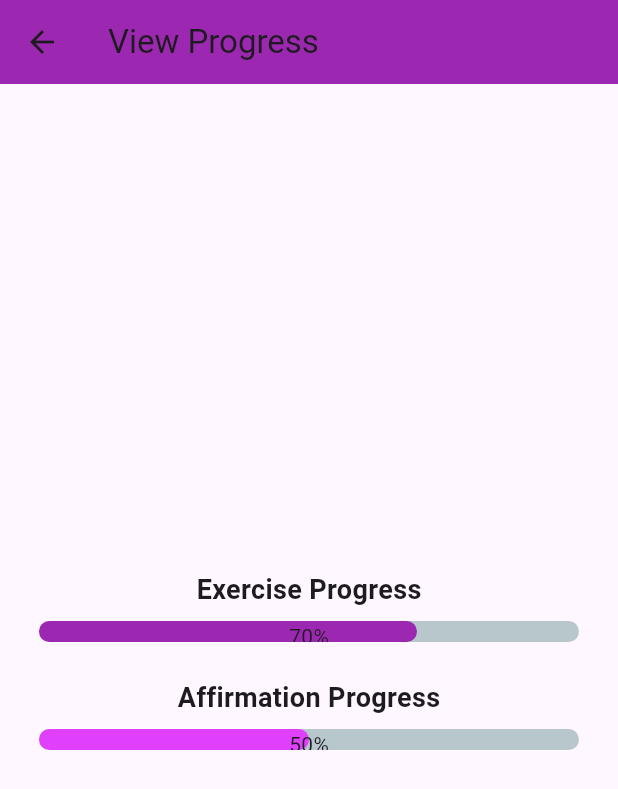
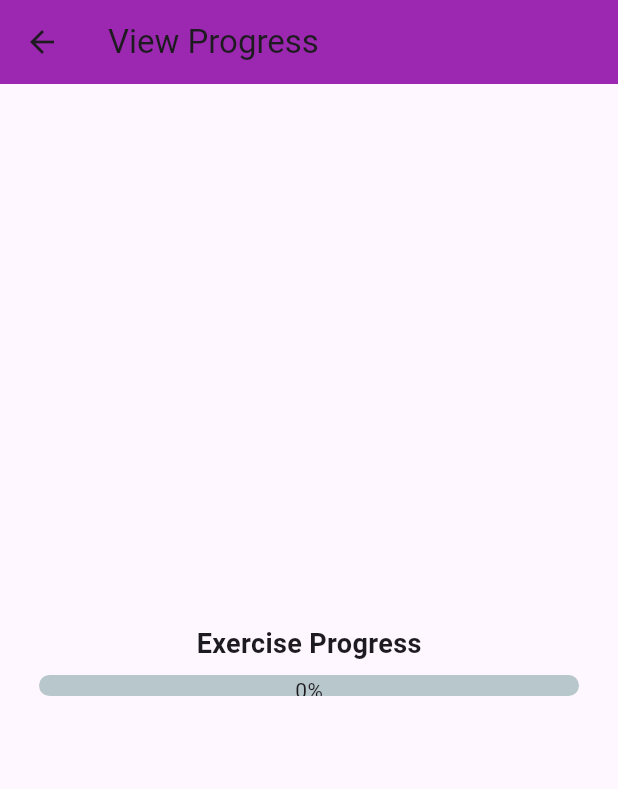
Before and after one commit to Bhati2633/HealthandWellness, a Flutter app: the screen it shows after launch, after a tap on "View Progress", on a phone screen of 412 x 824 dp. Shown: the top 789 px of the screen. Run offline on Flutter 3.47's test engine with Material 3 defaults, Android fonts, the phone set to English and light mode, and no system bars; drawn by our look-alikes of percent_indicator; our stand-ins replace shared_preferences.

Commit message:
Live Progress works

```diff
--- a/lib/screens/progress_screen.dart
+++ b/lib/screens/progress_screen.dart
@@ -1,6 +1,6 @@
-
 import 'package:flutter/material.dart';
 import 'package:percent_indicator/percent_indicator.dart';
+import 'package:project01/utils/local_storage.dart';
 
 class ProgressScreen extends StatefulWidget {
   @override
@@ -8,8 +8,20 @@ class ProgressScreen extends StatefulWidget {
 }
 
 class _ProgressScreenState extends State<ProgressScreen> {
-  double exerciseProgress = 0.7; // Example completion of 70%
-  double affirmationProgress = 0.5; // Example completion of 50%
+  double exerciseProgress = 0.0;
+
+  @override
+  void initState() {
+    super.initState();
+    _loadExerciseProgress();
+  }
+
+  Future<void> _loadExerciseProgress() async {
+    double progress = await LocalStorage.getExerciseProgress();
+    setState(() {
+      exerciseProgress = progress;
+    });
+  }
 
   @override
   Widget build(BuildContext context) {
@@ -29,16 +41,6 @@ class _ProgressScreenState extends State<ProgressScreen> {
               linearStrokeCap: LinearStrokeCap.roundAll,
               progressColor: Colors.purple,
             ),
-            SizedBox(height: 24),
-            Text('Affirmation Progress', style: TextStyle(fontSize: 18, fontWeight: FontWeight.bold)),
-            SizedBox(height: 8),
-            LinearPercentIndicator(
-              lineHeight: 14.0,
-              percent: affirmationProgress,
-              center: Text('${(affirmationProgress * 100).toInt()}%'),
-              linearStrokeCap: LinearStrokeCap.roundAll,
-              progressColor: Colors.purpleAccent,
-            ),
           ],
         ),
       ),
--- a/lib/utils/local_storage.dart
+++ b/lib/utils/local_storage.dart
@@ -1,11 +1,11 @@
+import 'dart:async';
 import 'package:shared_preferences/shared_preferences.dart';
-import 'dart:async';
 
 class LocalStorage {
   static const String _keyAffirmations = 'saved_affirmations';
+  static const String _keyExerciseProgress = 'exercise_progress';
   static final StreamController<String> _affirmationController = StreamController<String>.broadcast();
 
-  // Stream to listen to saved affirmations
   static Stream<String> get affirmationStream => _affirmationController.stream;
 
   static Future<void> saveAffirmation(String affirmation) async {
@@ -13,8 +13,6 @@ class LocalStorage {
     List<String> savedAffirmations = prefs.getStringList(_keyAffirmations) ?? [];
     savedAffirmations.add(affirmation);
     prefs.setStringList(_keyAffirmations, savedAffirmations);
-
-    // Notify listeners with the latest affirmation
     _affirmationController.add(affirmation);
   }
 
@@ -27,4 +25,27 @@ class LocalStorage {
     List<String> savedAffirmations = await getSavedAffirmations();
     return savedAffirmations.isNotEmpty ? savedAffirmations.last : null;
   }
+
+  static Future<void> saveExerciseProgress(double progress) async {
+    final prefs = await SharedPreferences.getInstance();
+    await prefs.setDouble(_keyExerciseProgress, progress);
+  }
+
+  static Future<double> getExerciseProgress() async {
+    final prefs = await SharedPreferences.getInstance();
+    return prefs.getDouble(_keyExerciseProgress) ?? 0.0;
+  }
+
+  static const String _keyExerciseStep = 'exercise_step';
+
+static Future<void> saveExerciseStep(int step) async {
+  final prefs = await SharedPreferences.getInstance();
+  await prefs.setInt(_keyExerciseStep, step);
 }
+
+static Future<int?> getExerciseStep() async {
+  final prefs = await SharedPreferences.getInstance();
+  return prefs.getInt(_keyExerciseStep);
+}
+
+}
```
Also changed, not shown: lib/screens/exercise_screen.dart (+21 -2 lines).
